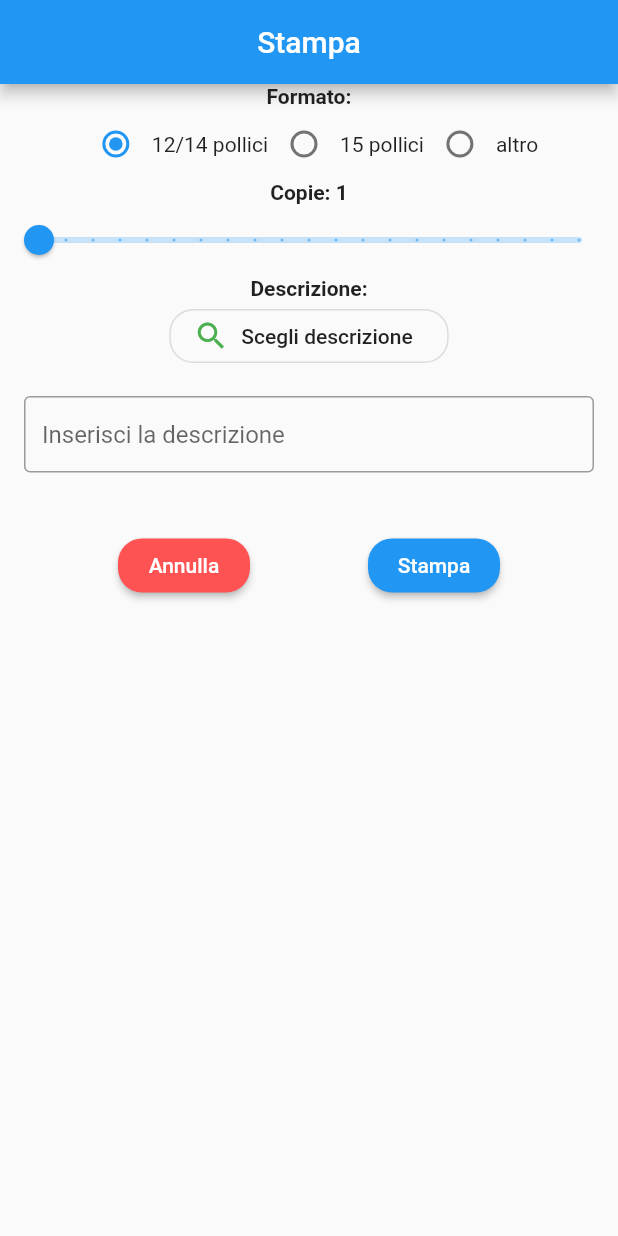
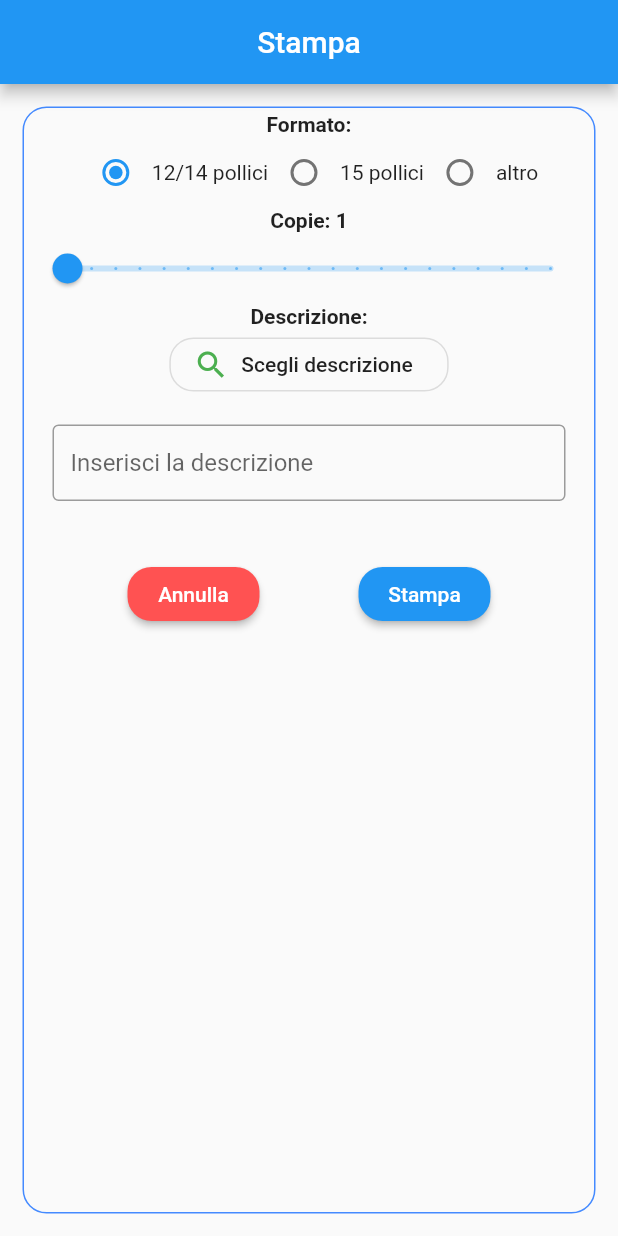
Before and after one commit to nikzanda/Stampa_app, a Flutter app: the screen it shows after launch, on a phone screen of 412 x 824 dp. Run offline on Flutter 3.47's test engine with Material 2 defaults, Android fonts, the phone set to English and light mode, and no system bars.

Commit message:
aggiunto il bordo

```diff
--- a/lib/screens/Stampa.dart
+++ b/lib/screens/Stampa.dart
@@ -81,7 +81,14 @@ class _StampaState extends State<Stampa> {
         title: Text(widget.title),
         centerTitle: true,
       ),
-      body: Column(
+      body: Container(
+        margin: const EdgeInsets.all(15.0),
+        padding: const EdgeInsets.all(3.0),
+        decoration: BoxDecoration(
+          border: Border.all(color: Colors.blueAccent),
+          borderRadius: BorderRadius.all(Radius.circular(16)),
+        ),
+        child: Column(
           children: <Widget>[
             Center(
               child: Form(
@@ -207,6 +214,7 @@ class _StampaState extends State<Stampa> {
             ),
           ],
         ),
+      ),
     );
   } //build
 
```
Lines whose indentation alone changed are shown as unchanged.
